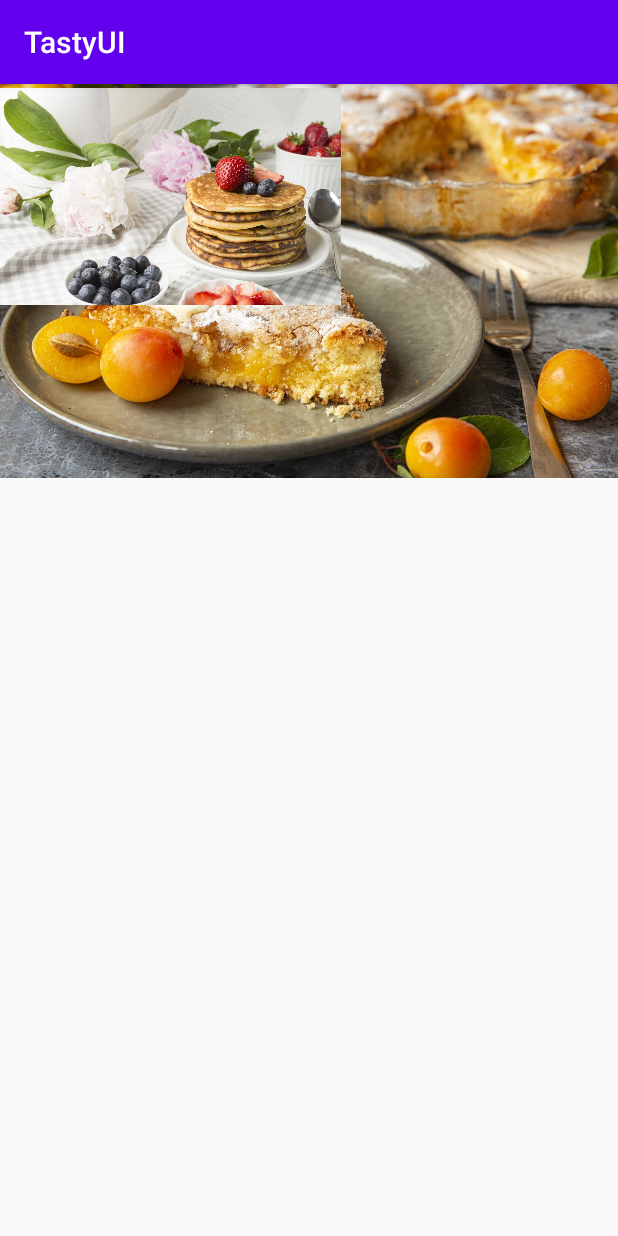
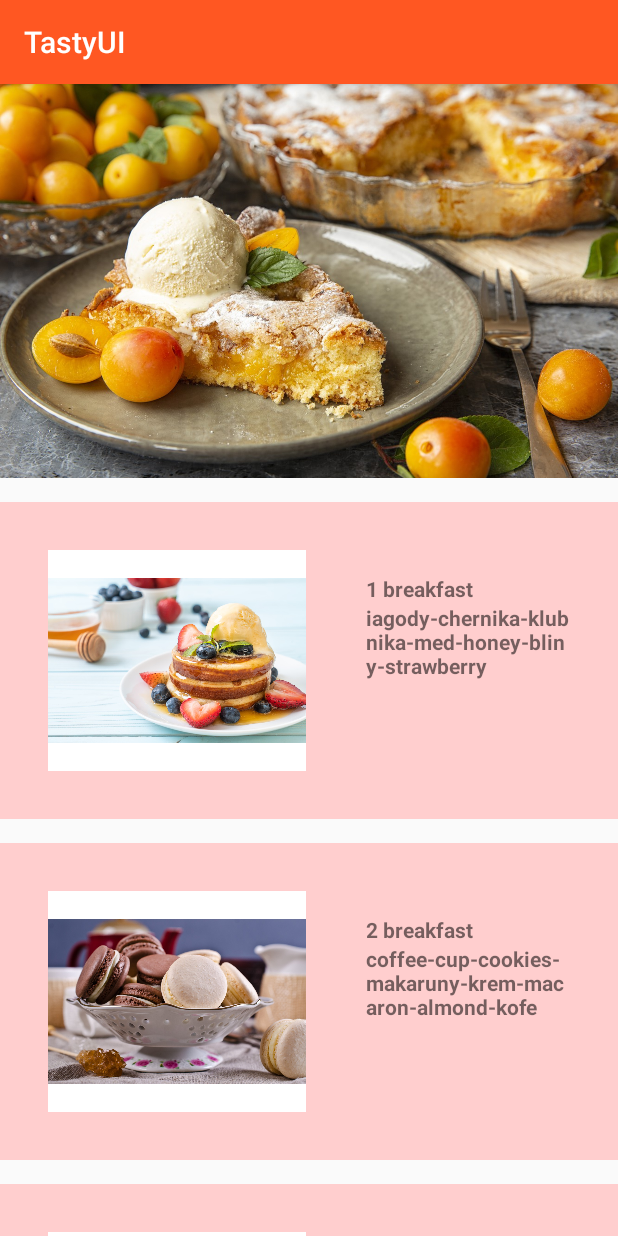
Before and after one commit to El23/UI-kotlin-use-RecyclerView-, an Android app: the screen it shows after launch (MainActivity), on a phone screen of 412 x 824 dp. Run offline under Robolectric (Android 15) with nearby library versions, the phone set to English and light mode, and no system bars; 1 statement that could not run was skipped.

Commit message:
add customAdapter

```diff
--- a/app/src/main/java/com/example/tastyui/CustomAdapter.kt
+++ b/app/src/main/java/com/example/tastyui/CustomAdapter.kt
@@ -3,12 +3,21 @@ package com.example.tastyui
 import android.view.LayoutInflater
 import android.view.View
 import android.view.ViewGroup
+import android.widget.ImageView
+import android.widget.TextView
 import androidx.recyclerview.widget.RecyclerView
 
-class CustomAdapter(): RecyclerView.Adapter<CustomAdapter.CustomViewHolder>(){
+class CustomAdapter(val img:Array<Int>,
+                    val text: Array<String>, val desc:Array<String>
+                    ): RecyclerView.Adapter<CustomAdapter.CustomViewHolder>(){
 
     class CustomViewHolder(itemView: View):RecyclerView.ViewHolder(itemView){
 
+        fun bindValue(image:Int, txt:String,desc:String){
+            itemView.findViewById<ImageView>(R.id.imageView1).setImageResource(image)
+            itemView.findViewById<TextView>(R.id.tv1).text = txt
+            itemView.findViewById<TextView>(R.id.tv2).text = desc
+        }
     }
 
     override fun onCreateViewHolder(parent: ViewGroup, viewType: Int): CustomViewHolder {
@@ -17,11 +26,12 @@ class CustomAdapter(): RecyclerView.Adapter<CustomAdapter.CustomViewHolder>(){
     }
 
     override fun getItemCount(): Int {
-       return 5
+       return img.size
     }
 
     override fun onBindViewHolder(holder: CustomViewHolder, position: Int) {
 
+        holder.bindValue(img[position],text[position],desc[position])
     }
 
 }
--- a/app/src/main/java/com/example/tastyui/MainActivity.kt
+++ b/app/src/main/java/com/example/tastyui/MainActivity.kt
@@ -7,12 +7,22 @@ import androidx.recyclerview.widget.LinearLayoutManager
 import androidx.recyclerview.widget.RecyclerView
 
 class MainActivity : AppCompatActivity() {
+    private val img = arrayOf(R.drawable.chernika, R.drawable.coffee, R.drawable.klubnika
+    ,R.drawable.muesli,R.drawable.pancakes, R.drawable.tarelka, R.drawable.tosty)
+
+    private val text = arrayOf("1 breakfast","2 breakfast","3 breakfast","4 breakfast",
+        "5 breakfast","6 breakfast")
+
+
+    private val desc = arrayOf("iagody-chernika-klubnika-med-honey-bliny-strawberry", "coffee-cup-cookies-makaruny-krem-macaron-almond-kofe", "klubnika-fresh-berries-tvorog-strawberry-iagody-desert",
+        "breakfast-muesli-fresh-berries-milk-zavtrak-miusli-iagody--1", "breakfast-pancakes-berries-blueberry-strawberry-zavtrak-bli",
+        "tosty-hleb-dzhem-sok")
 
     override fun onCreate(savedInstanceState: Bundle?) {
         super.onCreate(savedInstanceState)
         setContentView(R.layout.activity_main)
-        val recyclerView = findViewById<RecyclerView>(R.id.recycler_view);
+        val recyclerView = findViewById<RecyclerView>(R.id.recycler_view)
         recyclerView.layoutManager = LinearLayoutManager(this)
-        recyclerView.adapter = CustomAdapter()
+        recyclerView.adapter = CustomAdapter(img,text, desc)
     }
 }
--- a/app/src/main/res/layout/activity_main.xml
+++ b/app/src/main/res/layout/activity_main.xml
@@ -1,25 +1,34 @@
 <?xml version="1.0" encoding="utf-8"?>
-<RelativeLayout xmlns:android="http://schemas.android.com/apk/res/android"
+<ScrollView xmlns:android="http://schemas.android.com/apk/res/android"
     xmlns:app="http://schemas.android.com/apk/res-auto"
     xmlns:tools="http://schemas.android.com/tools"
     android:layout_width="match_parent"
-    android:layout_height="match_parent"
+    android:layout_height="wrap_content"
     tools:context=".MainActivity">
 
+    <RelativeLayout
+        android:layout_width="match_parent"
+        android:layout_height="wrap_content"
+        android:focusableInTouchMode="true">
+
+
+
     <ImageView
+        android:id="@+id/top"
         android:layout_width="match_parent"
         android:layout_height="wrap_content"
         android:layout_alignParentTop="true"
         android:src="@drawable/morozhenoe"
         android:adjustViewBounds="true"/>
+
    <androidx.recyclerview.widget.RecyclerView
        android:layout_width="match_parent"
        android:layout_height="wrap_content"
        android:scrollbars="vertical"
        android:layout_below="@+id/top"
        android:id="@+id/recycler_view"
-       tools:ignore="UnknownId" />
+        />
 
+    </RelativeLayout>
 
-
-</RelativeLayout>
+</ScrollView>
--- a/app/src/main/res/layout/list_item.xml
+++ b/app/src/main/res/layout/list_item.xml
@@ -1,16 +1,48 @@
 <?xml version="1.0" encoding="utf-8"?>
-<RelativeLayout
-    xmlns:android="http://schemas.android.com/apk/res/android"
+<RelativeLayout xmlns:android="http://schemas.android.com/apk/res/android"
     xmlns:app="http://schemas.android.com/apk/res-auto"
     xmlns:tools="http://schemas.android.com/tools"
     android:layout_width="match_parent"
-    android:layout_height="match_parent">
+    android:layout_height="wrap_content"
+    android:padding="16dp"
+    android:layout_marginTop="16dp"
+    android:background="#FFCECE">
+
+    <RelativeLayout
+        android:layout_width="match_parent"
+        android:layout_height="wrap_content"
+        android:padding="16dp"
+        >
+
+
 
     <ImageView
+
         android:id="@+id/imageView1"
-        android:layout_width="227dp"
-        android:layout_height="150dp"
-        app:srcCompat="@drawable/pancakes"
+        android:layout_width="172dp"
+        android:layout_height="147dp"
+        android:background="#fff"
+        android:layout_marginRight="40dp"
+         />
 
+    <TextView
+        android:id="@+id/tv1"
+        android:layout_width="wrap_content"
+        android:layout_height="wrap_content"
+        android:layout_marginTop="16dp"
+        android:text="tasty"
+        android:textStyle="bold"
+        android:layout_toRightOf = "@+id/imageView1"
         />
-</RelativeLayout>
+<TextView
+    android:id="@+id/tv2"
+    android:layout_width="wrap_content"
+    android:layout_height="wrap_content"
+    android:text="tasty"
+    android:textStyle="bold"
+    android:layout_below="@+id/tv1"
+    android:layout_toRightOf = "@+id/imageView1"/>
+
+
+
+</RelativeLayout></RelativeLayout>
--- a/app/src/main/res/values/colors.xml
+++ b/app/src/main/res/values/colors.xml
@@ -1,6 +1,6 @@
 <?xml version="1.0" encoding="utf-8"?>
 <resources>
-    <color name="colorPrimary">#6200EE</color>
-    <color name="colorPrimaryDark">#3700B3</color>
-    <color name="colorAccent">#03DAC5</color>
+    <color name="colorPrimary">#FF5722</color>
+    <color name="colorPrimaryDark">#D8C5A0</color>
+    <color name="colorAccent">#AFEAB2</color>
 </resources>
```
Also changed, not shown: app/src/main/res/drawable/chernika.jpg (renamed from app/src/main/res/drawable/iagody-chernika-klubnika-med-honey-bliny-strawberry-berries.jpg), app/src/main/res/drawable/coffee.jpg (renamed from app/src/main/res/drawable/coffee-cup-cookies-makaruny-krem-macaron-almond-kofe-peche-2.jpg), app/src/main/res/drawable/klubnika.jpg (renamed from app/src/main/res/drawable/klubnika-fresh-berries-tvorog-strawberry-iagody-desert.jpg), app/src/main/res/drawable/muesli.jpg (renamed from app/src/main/res/drawable/breakfast-muesli-fresh-berries-milk-zavtrak-miusli-iagody--1.jpg), app/src/main/res/drawable/tarelka.jpg (renamed from app/src/main/res/drawable/doski-tarelka-frukty-iagody-inzhir-vinograd-listia-miata-mio.jpg), app/src/main/res/drawable/tosty.jpg (renamed from app/src/main/res/drawable/tosty-hleb-dzhem-sok.jpg).
